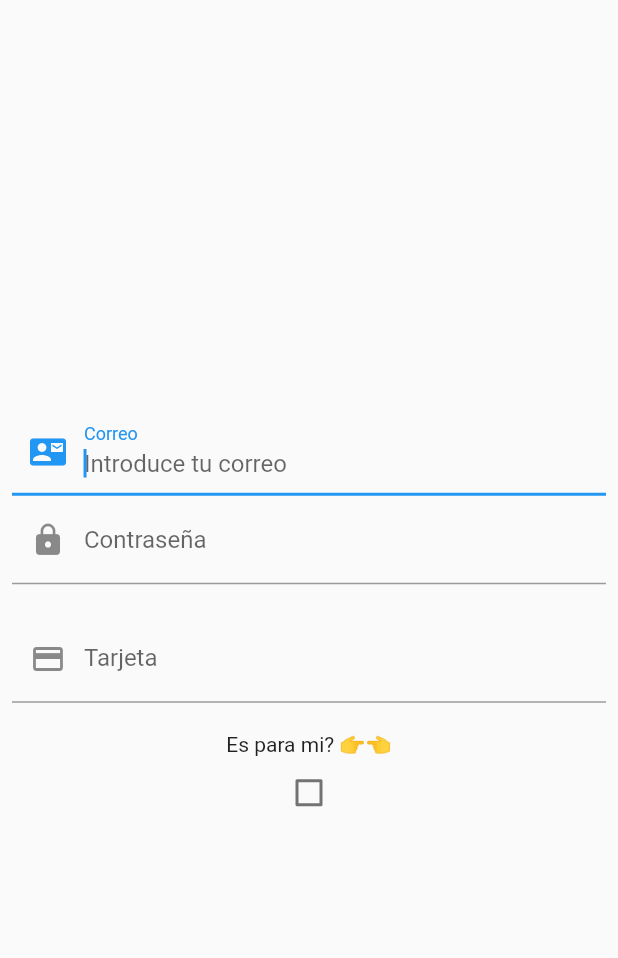
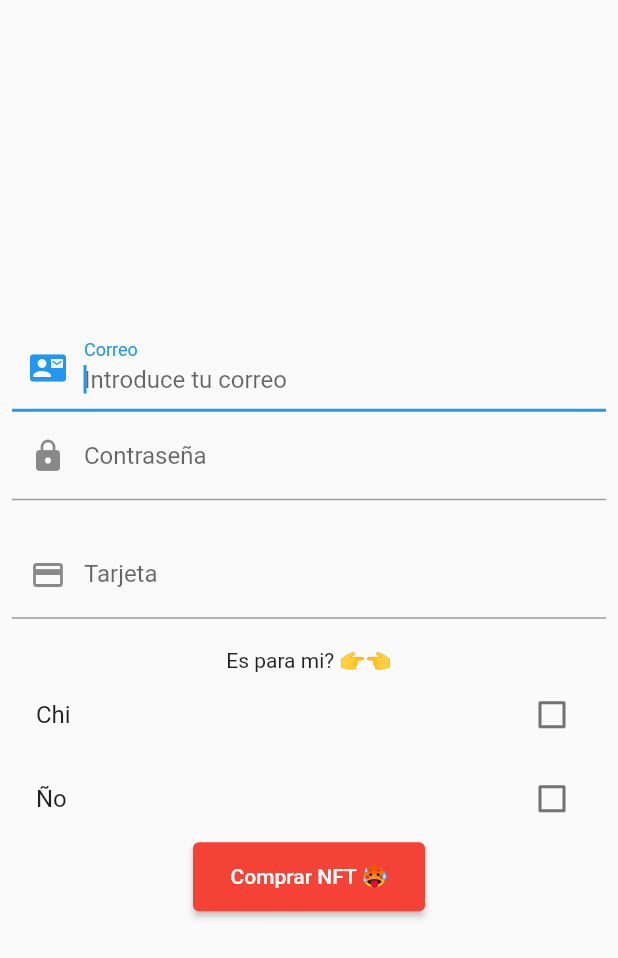
Before and after one commit to WhiteWolf720/flutter, a Flutter app: the MyStateFulWidget screen opened by its route, on a phone screen of 412 x 824 dp. Shown: the top 958 px of the screen. Run offline on Flutter 3.47's test engine with Material 2 defaults, Android fonts, the phone set to English and light mode, and no system bars; missing offline and left inert: flutter_emoji.

Commit message:
6to envio - formato

```diff
--- a/lib/pages/formScreen.dart
+++ b/lib/pages/formScreen.dart
@@ -14,6 +14,7 @@ class _MyStateFulWidgetState extends State<MyStateFulWidget> {
   late TextEditingController _controller;
 
   bool chick = false;
+  bool chicks = false;
 
   @override
   void initState(){
@@ -114,12 +115,31 @@ class _MyStateFulWidgetState extends State<MyStateFulWidget> {
               ),
               const SizedBox(height: 20.0),
               Text("Es para mi? 👉👈"),
-              Checkbox(value: chick, onChanged: (bool? value){
+              CheckboxListTile( title: const Text("Chi"), value: chick, onChanged: (bool? value){
                 setState(() {
                   chick = value!;
                 });
               }
-              )
+              ),
+              CheckboxListTile( title: const Text("Ño"), value: chicks, onChanged: (bool? value){
+                setState(() {
+                  chicks = value!;
+                });
+              }
+              ),
+              ElevatedButton(
+                style: ButtonStyle(
+                  backgroundColor: MaterialStateProperty.all(Colors.red),
+                  padding: MaterialStateProperty.all(
+                      EdgeInsets.symmetric(horizontal: 25, vertical: 15)),
+                ),
+                child: const Text('Comprar NFT 🥵'),
+                onPressed: () {
+                  final route = MaterialPageRoute(
+                    builder: (context) => MyStateFulWidget(),
+                  );
+                  Navigator.push(context, route);
+                })
             ]
           ),
         )
```
